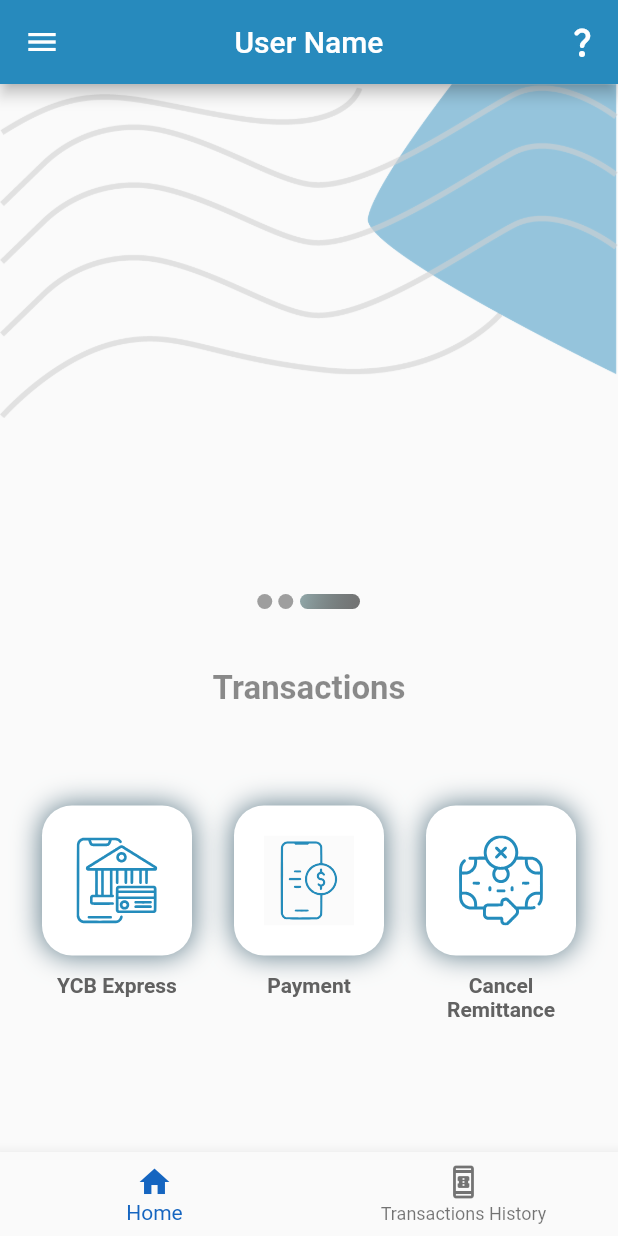
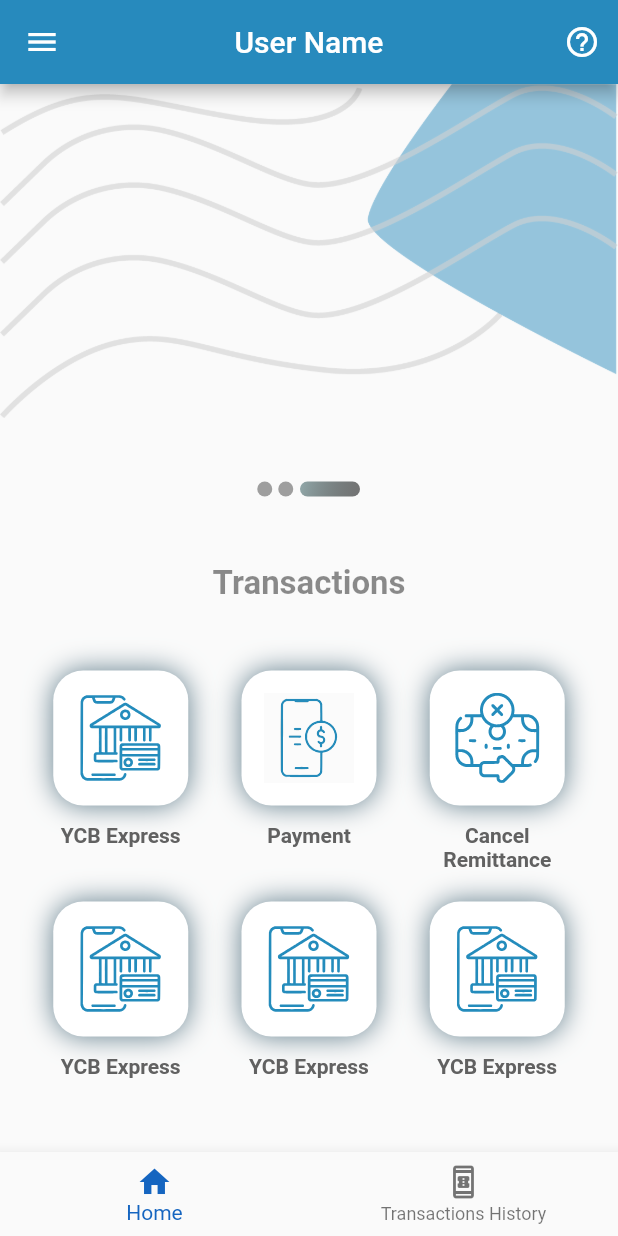
Before and after one commit to HajerAlmatari/walletV2, a Flutter app: the screen it shows once a user with an empty profile is signed in, on a phone screen of 412 x 824 dp. Run offline on Flutter 3.47's test engine with Material 2 defaults, Android fonts, the phone set to English and light mode, and no system bars; drawn by our look-alikes of carousel_slider, showcaseview; our stand-ins replace dropdown_button2, email_validator, firebase_auth, firebase_core, flutter_easyloading, flutter_pw_validator and 5 more; missing offline and left inert: qr_code_scanner; accounts and stored records are empty; network calls fail.

Commit message:
sprint 2.3.3 edit the nav screen

```diff
--- a/lib/main.dart
+++ b/lib/main.dart
@@ -3,6 +3,7 @@ import 'package:firebase_core/firebase_core.dart';
 import 'package:flutter/material.dart';
 import 'package:flutter_easyloading/flutter_easyloading.dart';
 import 'package:provider/provider.dart';
+import 'package:showcaseview/showcaseview.dart';
 import 'package:walletapp/screens/Internet_adsl.dart';
 import 'package:walletapp/screens/purchases_payment.dart';
 import 'package:walletapp/screens/transfer_to_name.dart';
@@ -41,27 +42,27 @@ class MyApp extends StatelessWidget {
         theme: ThemeData(
           primarySwatch: Colors.blue,
         ),
-        home: const AuthWrapper(),
+        home: ShowCaseWidget(
+          builder: Builder(
+            builder: (context) => AuthWrapper(),
+          ),
+        ),
         builder: EasyLoading.init(),
-
       ),
     );
-
   }
 }
 
-class AuthWrapper extends StatelessWidget{
+class AuthWrapper extends StatelessWidget {
   const AuthWrapper({Key? key}) : super(key: key);
 
   @override
-  Widget build(BuildContext context){
+  Widget build(BuildContext context) {
     final firebaseUser = context.watch<User?>();
 
-    if(firebaseUser != null && firebaseUser.emailVerified){
-      return const  NavScreen();
+    if (firebaseUser != null && firebaseUser.emailVerified) {
+      return const NavScreen();
     }
-    return  WelcomePage();
-
-
+    return WelcomePage();
   }
 }
--- a/lib/screens/credit_card_screen.dart
+++ b/lib/screens/credit_card_screen.dart
@@ -60,7 +60,7 @@ class _CreditCardScreenState extends State<CreditCardScreen> {
           ),
         ),
         child: Container(
-          margin: EdgeInsets.only(top: 110),
+          margin: EdgeInsets.only(top: 60),
           child: SingleChildScrollView(
             physics: const ClampingScrollPhysics(),
             child: Padding(
@@ -111,7 +111,7 @@ class _CreditCardScreenState extends State<CreditCardScreen> {
                   ),
 
                   SizedBox(
-                    height: 30,
+                    height: 10,
                   ),
                   Text(
                     "Transactions",
--- a/lib/screens/nav_screen.dart
+++ b/lib/screens/nav_screen.dart
@@ -1,6 +1,7 @@
 import 'package:flutter/material.dart';
 import 'package:get/get.dart';
 import 'package:provider/provider.dart';
+import 'package:showcaseview/showcaseview.dart';
 import 'package:walletapp/Models/SaveAccount.dart';
 import 'package:walletapp/screens/transactions-history.dart';
 import 'package:walletapp/screens/transactions/bottom_navigation.dart';
@@ -22,6 +23,10 @@ class NavScreen extends StatefulWidget {
 }
 
 class _NavScreenState extends State<NavScreen> {
+  final _key1 = GlobalKey();
+  final _key2 = GlobalKey();
+  final _key3 = GlobalKey();
+
   List<SubAccount>? subAccountsList;
 
   @override
@@ -29,35 +34,28 @@ class _NavScreenState extends State<NavScreen> {
     // TODO: implement initState
     super.initState();
     SaveAccount obj = new SaveAccount();
-    print("I'm in the Second     "+ obj.getId().toString());
+    print("I'm in the Second" + obj.getId().toString());
 
     getSubAccounts(obj.getId());
   }
 
   getSubAccounts(int accountId) async {
-
-    print("Account Id From Nav Screen $accountId");
-
     var response = await RemoteService().getAllSubAccount(accountId);
     subAccountsList = response;
-
-    print("Response From Nav Screen $response");
-
-
-    SubAccountNumbers subAccountNumbers= new SubAccountNumbers();
+    SubAccountNumbers subAccountNumbers = new SubAccountNumbers();
     subAccountNumbers.setSubAccountList(subAccountsList!);
 
-
-    if(subAccountsList!= null){
-    for(int i= 0; i<subAccountsList!.length; i++){
-      print(subAccountsList?.elementAt(i).id);
-    }}
+    if (subAccountsList != null) {
+      for (int i = 0; i < subAccountsList!.length; i++) {
+        print(subAccountsList?.elementAt(i).id);
+      }
+    }
   }
 
-  int  _selectedIndex = 0;
-  static  TextStyle optionStyle =
-  const TextStyle(fontSize: 30, fontWeight: FontWeight.bold);
-  static  final List<Widget> _widgetOptions = <Widget>[
+  int _selectedIndex = 0;
+  static TextStyle optionStyle =
+      const TextStyle(fontSize: 30, fontWeight: FontWeight.bold);
+  static final List<Widget> _widgetOptions = <Widget>[
     TabBarView(
       children: [
         CreditCardScreen(),
@@ -79,20 +77,31 @@ class _NavScreenState extends State<NavScreen> {
     });
   }
 
-
   @override
   Widget build(BuildContext context) {
     final user = context.read<FirebaseAuthMethods>().user;
     return DefaultTabController(
       length: 1,
       child: Scaffold(
-        drawer: NavigationDrawer(),
+        drawer: Showcase(child: NavigationDrawer(), key: _key2, description: "Manage Your Account",),
         appBar: AppBar(
+          actions: [
+            IconButton(onPressed: () {
+              setState((){
 
-          actions: [
-            IconButton(onPressed: () {}, icon: Icon(Icons.question_mark_rounded))
+                ShowCaseWidget.of(context).startShowCase([_key1,_key2]);
+
+
+                //
+                  // WidgetsBinding.instance.addPostFrameCallback((_) async {
+                  //   ShowCaseWidget.of(context).startShowCase([_key1]);
+                  // });
+
+                // ShowCaseWidget.of(context).startShowCase([_key1]);
+              });
+            }, icon: Icon(Icons.help_outline_sharp,),),
           ],
-          title:Text("User Name"),
+          title: Text("User Name"),
           centerTitle: true,
           backgroundColor: CDarkerColor,
           // bottom: const TabBar(
@@ -117,7 +126,7 @@ class _NavScreenState extends State<NavScreen> {
           // ),
         ),
         //drawer: const DrawerWidget(),
-        body:Container(
+        body: Container(
           child: _widgetOptions.elementAt(_selectedIndex),
         ),
         /*
@@ -130,16 +139,23 @@ class _NavScreenState extends State<NavScreen> {
 
          */
         bottomNavigationBar: BottomNavigationBar(
-          items: const <BottomNavigationBarItem>[
+          items: <BottomNavigationBarItem>[
             BottomNavigationBarItem(
               icon: Icon(Icons.home),
               label: 'Home',
             ),
             BottomNavigationBarItem(
-              icon: Icon(Icons.book_online_outlined),
+              icon: Showcase(
+                overlayPadding: EdgeInsets.all(8),
+                contentPadding: EdgeInsets.all(20),
+                child: Icon(Icons.book_online_outlined),
+                key: _key1,
+                description: "Show all Your Transactions History",
+                showcaseBackgroundColor: CDarkerColor,
+                descTextStyle: TextStyle(fontWeight: FontWeight.w500, color: Colors.white),
+              ),
               label: 'Transactions History',
             ),
-
           ],
           currentIndex: _selectedIndex,
           selectedItemColor: Colors.blue[800],
--- a/lib/screens/transactions/make_transaction.dart
+++ b/lib/screens/transactions/make_transaction.dart
@@ -20,7 +20,7 @@ class _MakeTransactionPageState extends State<MakeTransactionPage> {
   @override
   Widget build(BuildContext context) {
     return Container(
-      margin: const EdgeInsets.only(top: 50),
+      margin: const EdgeInsets.only(top: 30),
       child: Column(
         children: [
           Row(mainAxisAlignment: MainAxisAlignment.spaceEvenly, children: [
@@ -65,6 +65,31 @@ class _MakeTransactionPageState extends State<MakeTransactionPage> {
               },
             ),
           ]),
+          Padding(
+            padding: const EdgeInsets.only(top: 20),
+            child: Row(mainAxisAlignment: MainAxisAlignment.spaceEvenly, children: [
+
+
+              MyButton(
+                iconImagePath: "images/ycbExpress.svg",
+                buttonText: "YCB Express\n",
+                onTap:(){}
+              ),
+
+              MyButton(
+                iconImagePath: "images/ycbExpress.svg",
+                buttonText: "YCB Express\n",
+                onTap:(){}
+              ),
+
+              MyButton(
+                iconImagePath: "images/ycbExpress.svg",
+                buttonText: "YCB Express\n",
+                onTap:(){}
+              ),
+
+            ]),
+          ),
           // const SizedBox(height: 15),
           // Row(
           //   mainAxisAlignment: MainAxisAlignment.spaceEvenly,
--- a/lib/screens/transactions/my_buttons.dart
+++ b/lib/screens/transactions/my_buttons.dart
@@ -19,8 +19,8 @@ class MyButton extends StatelessWidget {
         children: [
           //icon
           Container(
-              height: 100,
-              padding: const EdgeInsets.all(20),
+              height: 90,
+              padding: const EdgeInsets.all(15),
               decoration: BoxDecoration(
                   color: Colors.white,
                   borderRadius: BorderRadius.circular(20),
--- a/lib/screens/yemen_mobile.dart
+++ b/lib/screens/yemen_mobile.dart
@@ -87,7 +87,7 @@ class _YemenMobileState extends State<YemenMobile> {
 
 
     String PhonePattern =
-        r'(^(((\+|00)9677|0?7)[7]\d{7})$)';
+        r'(^((7)[7]\d{7})$)';
     RegExp regExp = RegExp(PhonePattern);
 
     final transferButton = GestureDetector(
--- a/lib/widgets/carousel.dart
+++ b/lib/widgets/carousel.dart
@@ -3,7 +3,7 @@ import 'package:flutter/material.dart';
 Widget CarouselWidget (int length, int selected)
 {
   return Container(
-    margin: EdgeInsets.only(top: 50),
+    margin: EdgeInsets.only(top: 25),
     child: Row(
       mainAxisAlignment: MainAxisAlignment.center,
       children: List.generate(length, (index) {
--- a/pubspec.yaml
+++ b/pubspec.yaml
@@ -49,6 +49,7 @@ dependencies:
   dropdown_button2: ^1.6.3
   qr_code_scanner: ^1.0.0
   flutter_svg: ^1.1.2
+  showcaseview: ^1.1.8
 
 dev_dependencies:
   flutter_test:
```
Also changed, not shown: pubspec.lock.
